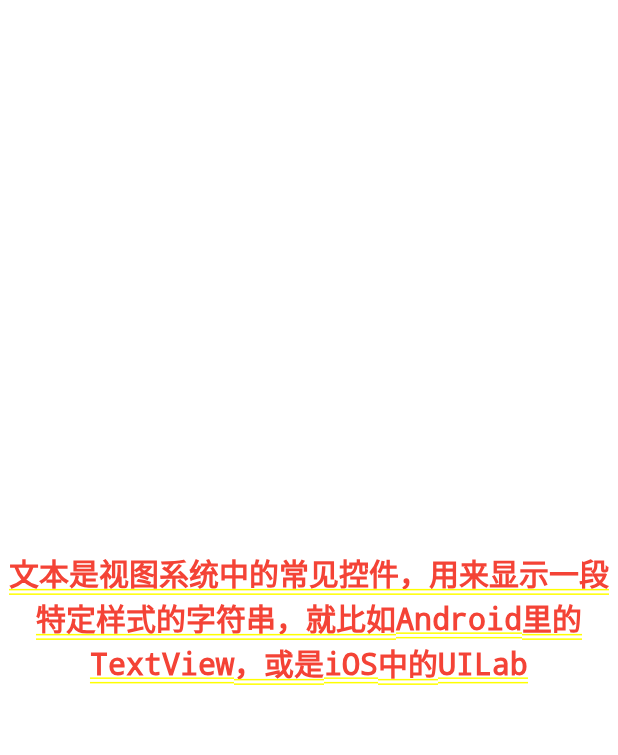
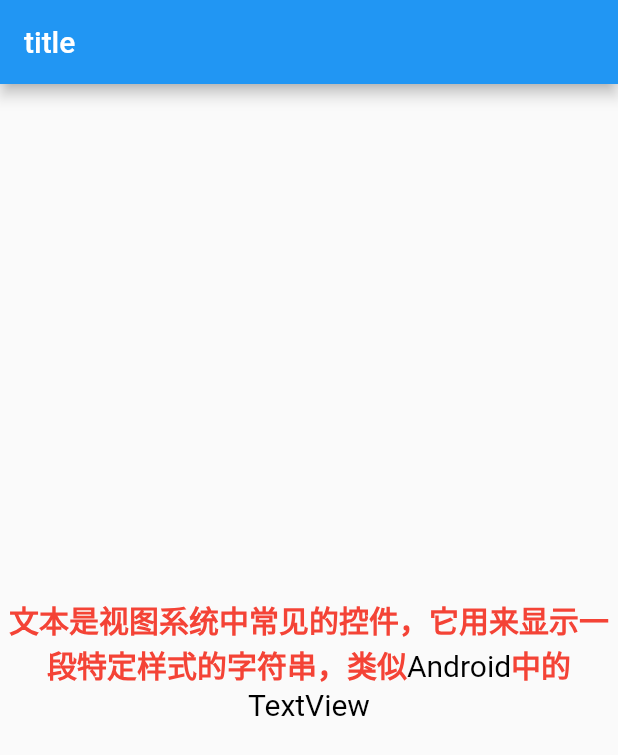
Before and after one commit to zhumingwei/flutter_app_helloworld, a Flutter app: the screen it shows after launch, on a phone screen of 412 x 824 dp. Shown: the top 755 px of the screen. Run offline on Flutter 3.47's test engine with Material 2 defaults, Android fonts, the phone set to English and light mode, and no system bars.

Commit message:
富文本

```diff
--- a/lib/main.dart
+++ b/lib/main.dart
@@ -17,13 +17,36 @@ class MyApp extends StatelessWidget {
 }
 
 class MyView extends StatelessWidget{
+
+  TextStyle blackStyle = TextStyle(
+      fontWeight:FontWeight.normal,
+      fontSize: 20,
+      color:Colors.black
+  );
+  TextStyle redStyle = TextStyle(
+    fontWeight: FontWeight.bold,
+    fontSize: 20,
+    color: Colors.red
+  );
   @override
   Widget build(BuildContext context) {
-    return Center(
-      child: Text(
-        '文本是视图系统中的常见控件，用来显示一段特定样式的字符串，就比如Android里的TextView，或是iOS中的UILab',
-        textAlign: TextAlign.center,
-        style: TextStyle(fontWeight: FontWeight.bold, fontSize: 20,color: Colors.red),
+    return Scaffold(
+      appBar: AppBar(
+        title: Text("title"),
+      ),
+      body: Center(
+        child: Text.rich(
+          TextSpan(
+              children: <TextSpan>[
+                TextSpan(text: '文本是视图系统中常见的控件，它用来显示一段特定样式的字符串，类似',style: redStyle),
+                TextSpan(text: "Android", style: blackStyle),
+                TextSpan(text:'中的', style:redStyle),
+                TextSpan(text:'TextView', style: blackStyle)
+              ]
+          ),
+          textAlign: TextAlign.center,
+
+        ),
       ),
     );
   }
```
